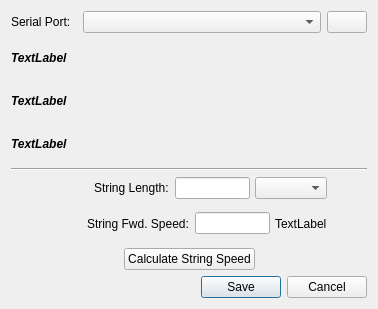
This is resources/editStringDrive.ui in gill14/AccuPatt as Qt 5 draws it before an edit. The edited form follows.
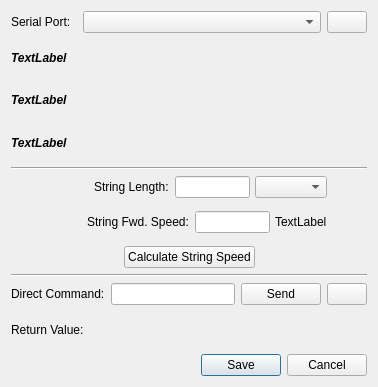
This is the edited form. Icons and pictures are not drawn.

Commit message: add string drive direct command and return

What changed in the file:
```diff
--- a/resources/editStringDrive.ui
+++ b/resources/editStringDrive.ui
@@ -10,7 +10,7 @@
     <x>0</x>
     <y>0</y>
     <width>378</width>
-    <height>309</height>
+    <height>387</height>
    </rect>
   </property>
   <property name="windowTitle">
@@ -325,6 +325,79 @@
      </item>
     </layout>
    </item>
+   <item>
+    <widget class="Line" name="line_2">
+     <property name="orientation">
+      <enum>Qt::Horizontal</enum>
+     </property>
+    </widget>
+   </item>
+   <item>
+    <layout class="QHBoxLayout" name="horizontalLayout_7">
+     <item>
+      <widget class="QLabel" name="label">
+       <property name="text">
+        <string>Direct Command:</string>
+       </property>
+      </widget>
+     </item>
+     <item>
+      <widget class="QLineEdit" name="lineEditCommand"/>
+     </item>
+     <item>
+      <widget class="QPushButton" name="pushButtonSendCommand">
+       <property name="text">
+        <string>Send</string>
+       </property>
+       <property name="icon">
+        <iconset>
+         <normaloff>icon_up.png</normaloff>icon_up.png</iconset>
+       </property>
+      </widget>
+     </item>
+     <item>
+      <widget class="QPushButton" name="pushButtonHelp">
+       <property name="text">
+        <string/>
+       </property>
+       <property name="icon">
+        <iconset>
+         <normaloff>icon_help.png</normaloff>icon_help.png</iconset>
+       </property>
+      </widget>
+     </item>
+    </layout>
+   </item>
+   <item>
+    <layout class="QHBoxLayout" name="horizontalLayout_8">
+     <item>
+      <widget class="QLabel" name="label_3">
+       <property name="text">
+        <string>Return Value:</string>
+       </property>
+      </widget>
+     </item>
+     <item>
+      <widget class="QLabel" name="labelReturn">
+       <property name="sizePolicy">
+        <sizepolicy hsizetype="Expanding" vsizetype="Preferred">
+         <horstretch>0</horstretch>
+         <verstretch>0</verstretch>
+        </sizepolicy>
+       </property>
+       <property name="font">
+        <font>
+         <weight>75</weight>
+         <bold>true</bold>
+        </font>
+       </property>
+       <property name="text">
+        <string/>
+       </property>
+      </widget>
+     </item>
+    </layout>
+   </item>
    <item>
     <widget class="QDialogButtonBox" name="buttonBox">
      <property name="orientation">
```
Left out of the diff: 8 changed lines with no effect on the pictures. The commit also changes 5 other files.
